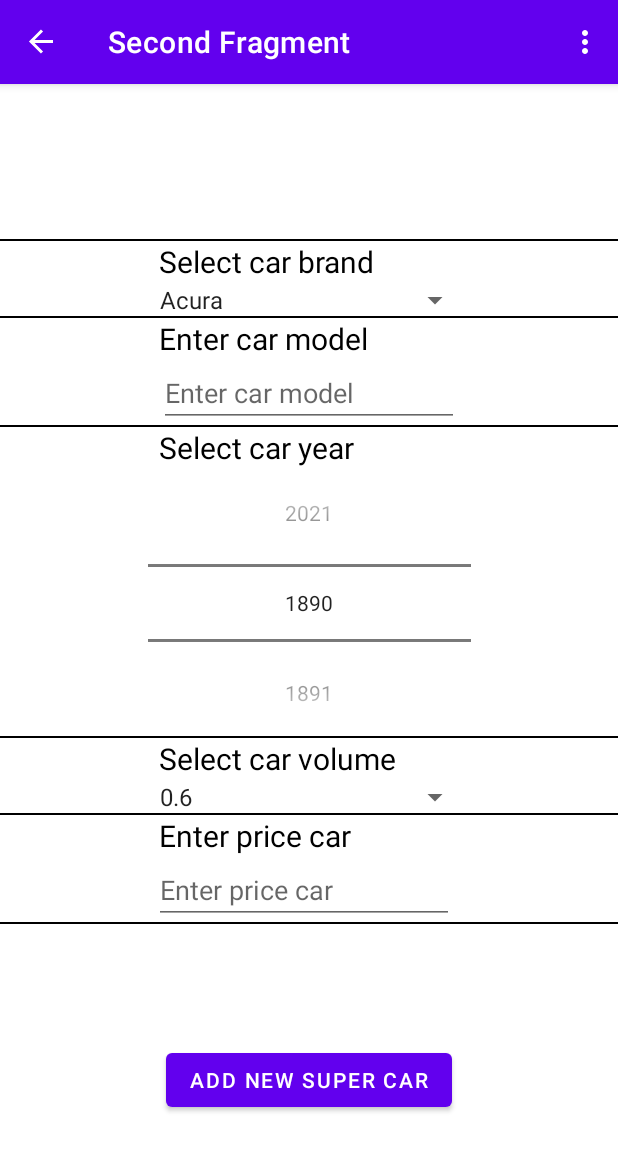
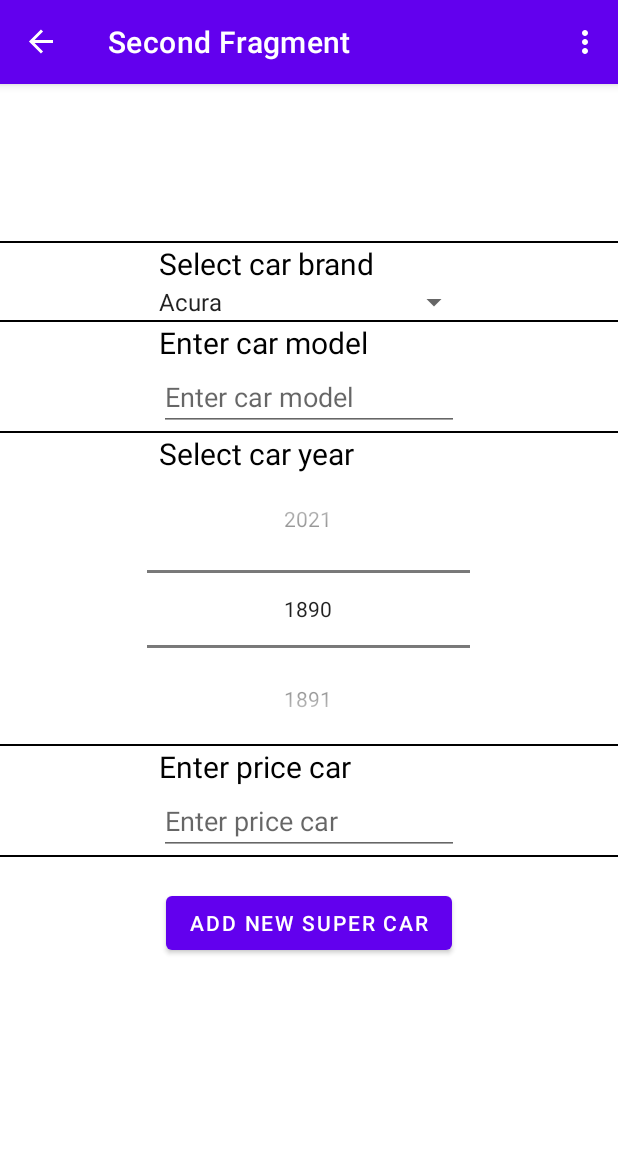
Before and after one commit to Delong90/SuperCar, an Android app: the SecondFragment screen opened through its navigation route, on a phone screen of 412 x 824 dp. Shown: the top 1151 px of the screen. Run offline under Robolectric (Android 15) with nearby library versions, the phone set to English and light mode, and no system bars; our stand-ins replace navigation-ui.

Commit message:
feat: реализовано добавление в список, сортировка, отредактирован интерфейс

```diff
--- a/app/src/main/java/com/example/supercars/MainViewModel.kt
+++ b/app/src/main/java/com/example/supercars/MainViewModel.kt
@@ -33,7 +33,7 @@ class MainViewModel : ViewModel() {
         brand = car.brand,
         model = car.model,
         year = car.year,
-        volume = car.volume,
+//        volume = car.volume,
         price = car.price
     )
 
--- a/app/src/main/java/com/example/supercars/repository/room/Car.kt
+++ b/app/src/main/java/com/example/supercars/repository/room/Car.kt
@@ -9,6 +9,6 @@ data class Car(
     val brand:String,
     val model:String,
     val year: Int,
-    val volume:Double,
+//    val volume:Double,
     val price: Int
 )
--- a/app/src/main/java/com/example/supercars/ui/main/SecondFragment.kt
+++ b/app/src/main/java/com/example/supercars/ui/main/SecondFragment.kt
@@ -59,13 +59,13 @@ class SecondFragment : Fragment() {
             val brand = binding.carBrandSpinner.selectedItem.toString().takeIf { it.isNotBlank() } ?: return
             val model = binding.carModel.text.toString().takeIf { it.isNotBlank() } ?: return
             var year =  binding.carYearPicker.value
-            val volume = binding.carVolumeSpinner.selectedItem.toString().takeIf { it.isNotBlank() } ?: return
+//            val volume = binding.carVolumeSpinner.selectedItem.toString().takeIf { it.isNotBlank() } ?: return
             val price = binding.carPrice.text.toString().takeIf { it.isNotBlank() } ?: return
             val car = Car(
                 brand = brand,
                 model = model,
                 year = year,
-                volume = volume.toDouble(),
+//                volume = volume.toDouble(),
                 price = price.toInt()
             )
             viewModel.save(car)
--- a/app/src/main/java/com/example/supercars/ui/main/adapter/CarViewHolder.kt
+++ b/app/src/main/java/com/example/supercars/ui/main/adapter/CarViewHolder.kt
@@ -25,7 +25,7 @@ class CarViewHolder(
             carBrand.text = "Brand:${item.brand}"
             carModel.text = "Model:${item.model}"
             carYearOfIssue.text = "Year:${item.year}"
-            carEngineVolume.text = "Engine volume:${item.volume}"
+//            carEngineVolume.text = "Engine volume:${item.volume}"
             carPrice.text = "Price:${item.price}$"
         }
     }
--- a/app/src/main/res/layout/cars_list_item.xml
+++ b/app/src/main/res/layout/cars_list_item.xml
@@ -33,13 +33,13 @@
             tools:text="Year of issue"
             />
 
-        <TextView
-            android:id="@+id/carEngineVolume"
-            android:layout_width="match_parent"
-            android:layout_height="wrap_content"
-            style="@style/TextAppearance.MaterialComponents.Body1"
-            tools:text="Engine volume"
-            />
+<!--        <TextView-->
+<!--            android:id="@+id/carEngineVolume"-->
+<!--            android:layout_width="match_parent"-->
+<!--            android:layout_height="wrap_content"-->
+<!--            style="@style/TextAppearance.MaterialComponents.Body1"-->
+<!--            tools:text="Engine volume"-->
+<!--            />-->
         <TextView
             android:id="@+id/carPrice"
             android:layout_width="match_parent"
--- a/app/src/main/res/layout/fragment_second.xml
+++ b/app/src/main/res/layout/fragment_second.xml
@@ -7,42 +7,39 @@
     tools:context=".ui.main.SecondFragment">
 
 
+    <LinearLayout
+        android:layout_width="wrap_content"
+        android:layout_height="wrap_content"
+        android:orientation="vertical"
+        android:gravity="center"
+        app:layout_constraintBottom_toBottomOf="parent"
+        app:layout_constraintEnd_toEndOf="parent"
+        app:layout_constraintStart_toStartOf="parent"
+        app:layout_constraintTop_toTopOf="parent">
         <View
             android:layout_width="wrap_content"
             android:layout_height="1dp"
-        android:background="@android:color/black"
-        app:layout_constraintBottom_toTopOf="@+id/textView"
-        app:layout_constraintEnd_toEndOf="parent"
-        app:layout_constraintStart_toStartOf="parent"
-        />
+            android:background="@android:color/black"/>
+
         <TextView
             android:id="@+id/textView"
             android:layout_width="200dp"
             android:layout_height="wrap_content"
             android:text="@string/select_car_brand"
             android:textColor="@color/black"
-        android:textSize="20dp"
-        app:layout_constraintBottom_toTopOf="@+id/carBrandSpinner"
-        app:layout_constraintEnd_toEndOf="parent"
-        app:layout_constraintStart_toStartOf="parent" />
+            android:textSize="20dp" />
+
         <Spinner
             android:id="@+id/carBrandSpinner"
             android:layout_width="215dp"
             android:layout_height="wrap_content"
-        android:entries="@array/brands"
-        app:layout_constraintBottom_toTopOf="@+id/textView3"
-        app:layout_constraintEnd_toEndOf="parent"
-        app:layout_constraintStart_toStartOf="parent" />
-
+            android:entries="@array/brands" />
 
 
         <View
             android:layout_width="wrap_content"
             android:layout_height="1dp"
-        android:background="@android:color/black"
-        app:layout_constraintBottom_toBottomOf="@+id/carBrandSpinner"
-        app:layout_constraintEnd_toEndOf="parent"
-        app:layout_constraintStart_toStartOf="parent" />
+            android:background="@android:color/black" />
 
 
         <TextView
@@ -51,39 +48,29 @@
             android:layout_height="wrap_content"
             android:text="@string/enter_car_model"
             android:textColor="@color/black"
-        android:textSize="20dp"
-        app:layout_constraintBottom_toTopOf="@+id/carModel"
-        app:layout_constraintEnd_toEndOf="parent"
-        app:layout_constraintStart_toStartOf="parent" />
+            android:textSize="20dp" />
+
         <EditText
             android:id="@+id/carModel"
             android:layout_width="200dp"
             android:layout_height="wrap_content"
             android:ems="10"
             android:hint="@string/enter_car_model"
-        android:inputType="textPersonName"
-        app:layout_constraintBottom_toTopOf="@+id/textViewYear"
-        app:layout_constraintEnd_toEndOf="parent"
-        app:layout_constraintHorizontal_bias="0.5"
-        app:layout_constraintStart_toStartOf="parent" />
+            android:inputType="textPersonName" />
 
         <View
             android:layout_width="wrap_content"
             android:layout_height="1dp"
-        android:background="@android:color/black"
-        app:layout_constraintEnd_toEndOf="parent"
-        app:layout_constraintStart_toStartOf="parent"
-        app:layout_constraintBottom_toBottomOf="@+id/carModel" />
+            android:background="@android:color/black" />
+
         <TextView
             android:id="@+id/textViewYear"
             android:layout_width="200dp"
             android:layout_height="wrap_content"
             android:text="@string/select_car_year"
             android:textColor="@color/black"
-        android:textSize="20dp"
-        app:layout_constraintBottom_toTopOf="@+id/carYearPicker"
-        app:layout_constraintEnd_toEndOf="parent"
-        app:layout_constraintStart_toStartOf="parent" />
+            android:textSize="20dp" />
+
         <NumberPicker
             android:id="@+id/carYearPicker"
             android:layout_width="215dp"
@@ -91,84 +78,70 @@
             android:layout_gravity="center_horizontal"
             android:width="100dp"
             android:orientation="vertical"
-        app:layout_constraintBottom_toTopOf="@+id/textViewVolume"
-        app:layout_constraintEnd_toEndOf="parent"
-        app:layout_constraintStart_toStartOf="parent"
             tools:ignore="MissingConstraints" />
+
+        <!--    <View-->
+        <!--        android:layout_width="wrap_content"-->
+        <!--        android:layout_height="1dp"-->
+        <!--        android:background="@android:color/black"-->
+        <!--        app:layout_constraintEnd_toEndOf="parent"-->
+        <!--        app:layout_constraintStart_toStartOf="parent"-->
+        <!--        app:layout_constraintBottom_toBottomOf="@+id/carYearPicker" />-->
+        <!--    <TextView-->
+        <!--        android:id="@+id/textViewVolume"-->
+        <!--        android:layout_width="200dp"-->
+        <!--        android:layout_height="wrap_content"-->
+        <!--        android:text="@string/select_car_volume"-->
+        <!--        android:textColor="@color/black"-->
+        <!--        android:textSize="20dp"-->
+        <!--        app:layout_constraintBottom_toTopOf="@+id/carVolumeSpinner"-->
+        <!--        app:layout_constraintEnd_toEndOf="parent"-->
+        <!--        app:layout_constraintStart_toStartOf="parent" />-->
+        <!--    <Spinner-->
+        <!--        android:id="@+id/carVolumeSpinner"-->
+        <!--        android:layout_width="215dp"-->
+        <!--        android:layout_height="wrap_content"-->
+        <!--        android:entries="@array/volumes"-->
+        <!--        app:layout_constraintBottom_toTopOf="@+id/textView2"-->
+        <!--        app:layout_constraintEnd_toEndOf="parent"-->
+        <!--        app:layout_constraintStart_toStartOf="parent" />-->
 
         <View
             android:layout_width="wrap_content"
             android:layout_height="1dp"
-        android:background="@android:color/black"
-        app:layout_constraintEnd_toEndOf="parent"
-        app:layout_constraintStart_toStartOf="parent"
-        app:layout_constraintBottom_toBottomOf="@+id/carYearPicker" />
-    <TextView
-        android:id="@+id/textViewVolume"
-        android:layout_width="200dp"
-        android:layout_height="wrap_content"
-        android:text="@string/select_car_volume"
-        android:textColor="@color/black"
-        android:textSize="20dp"
-        app:layout_constraintBottom_toTopOf="@+id/carVolumeSpinner"
-        app:layout_constraintEnd_toEndOf="parent"
-        app:layout_constraintStart_toStartOf="parent" />
-    <Spinner
-        android:id="@+id/carVolumeSpinner"
-        android:layout_width="215dp"
-        android:layout_height="wrap_content"
-        android:entries="@array/volumes"
-        app:layout_constraintBottom_toTopOf="@+id/textView2"
-        app:layout_constraintEnd_toEndOf="parent"
-        app:layout_constraintStart_toStartOf="parent" />
+            android:background="@android:color/black" />
 
-    <View
-        android:layout_width="wrap_content"
-        android:layout_height="1dp"
-        android:background="@android:color/black"
-        app:layout_constraintEnd_toEndOf="parent"
-        app:layout_constraintStart_toStartOf="parent"
-        app:layout_constraintBottom_toBottomOf="@+id/carVolumeSpinner" />
         <TextView
             android:id="@+id/textView2"
             android:layout_width="200dp"
             android:layout_height="wrap_content"
             android:text="@string/enter_price_car"
-        android:textSize="20dp"
             android:textColor="@color/black"
-        app:layout_constraintBottom_toTopOf="@+id/carPrice"
-        app:layout_constraintEnd_toEndOf="parent"
-        app:layout_constraintStart_toStartOf="parent" />
+            android:textSize="20dp" />
+
         <EditText
             android:id="@+id/carPrice"
             android:layout_width="200dp"
             android:layout_height="wrap_content"
-        android:layout_marginBottom="80dp"
             android:ems="10"
             android:hint="@string/enter_price_car"
-        android:inputType="numberSigned"
-        app:layout_constraintBottom_toTopOf="@+id/button_newSuperCar"
-        app:layout_constraintEnd_toEndOf="parent"
-        app:layout_constraintHorizontal_bias="0.483"
-        app:layout_constraintStart_toStartOf="parent" />
+            android:inputType="numberSigned" />
+
         <View
             android:layout_width="wrap_content"
             android:layout_height="1dp"
-        android:background="@android:color/black"
-        app:layout_constraintBottom_toBottomOf="@+id/carPrice"
-        app:layout_constraintEnd_toEndOf="parent"
-        app:layout_constraintStart_toStartOf="parent" />
+            android:background="@android:color/black" />
 
 
         <Button
             android:id="@+id/button_newSuperCar"
             android:layout_width="wrap_content"
             android:layout_height="wrap_content"
+            android:layout_marginTop="20dp"
             android:layout_marginBottom="80dp"
-        android:text="@string/addCar"
-        app:layout_constraintBottom_toBottomOf="parent"
-        app:layout_constraintEnd_toEndOf="parent"
-        app:layout_constraintStart_toStartOf="parent" />
+            android:text="@string/addCar" />
+
+    </LinearLayout>
 
 
 </androidx.constraintlayout.widget.ConstraintLayout>
```
Lines whose indentation alone changed are shown as unchanged.
